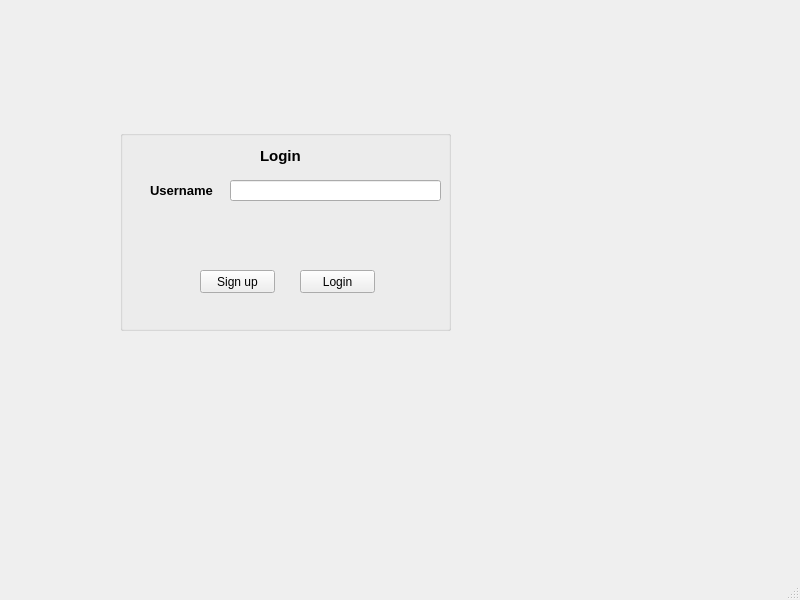
The window that login.ui (Jev353/A-Stars) describes before a commit, drawn with Qt 5.
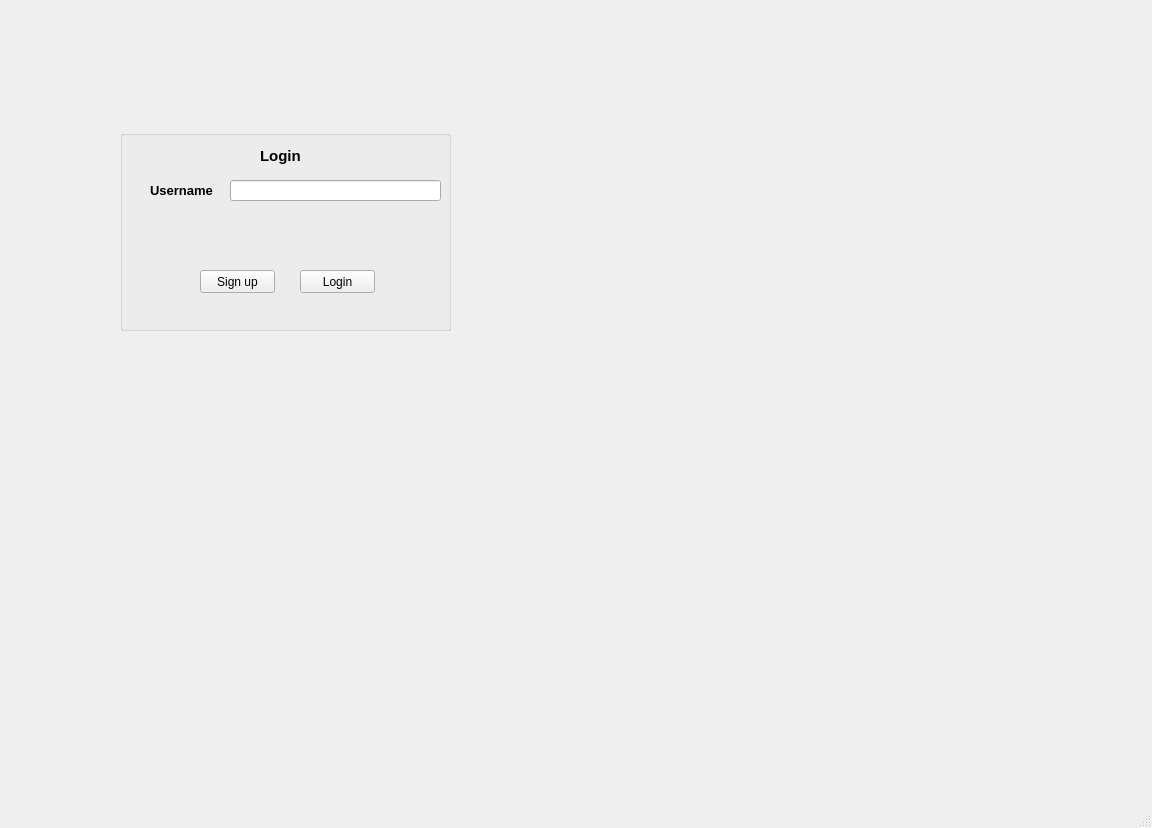
The same window after the commit.

Commit message: change login window size and position

What changed in the file:
```diff
--- a/login.ui
+++ b/login.ui
@@ -4,10 +4,10 @@
  <widget class="QMainWindow" name="MainWindow">
   <property name="geometry">
    <rect>
-    <x>0</x>
-    <y>0</y>
-    <width>800</width>
-    <height>600</height>
+    <x>5</x>
+    <y>5</y>
+    <width>1152</width>
+    <height>828</height>
    </rect>
   </property>
   <property name="windowTitle">
```
The commit also changes 1 other file.
